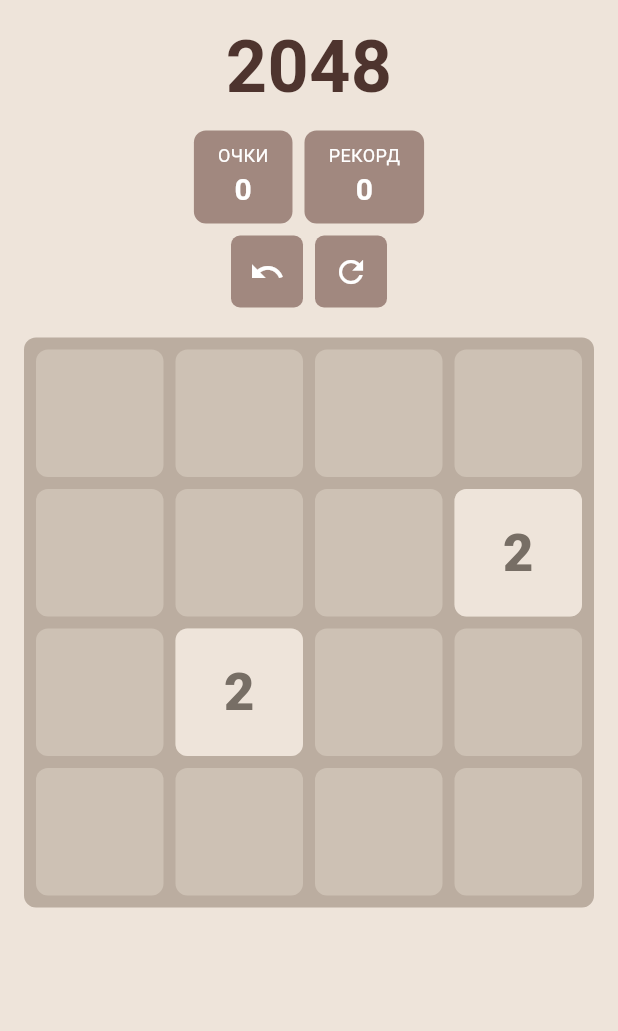
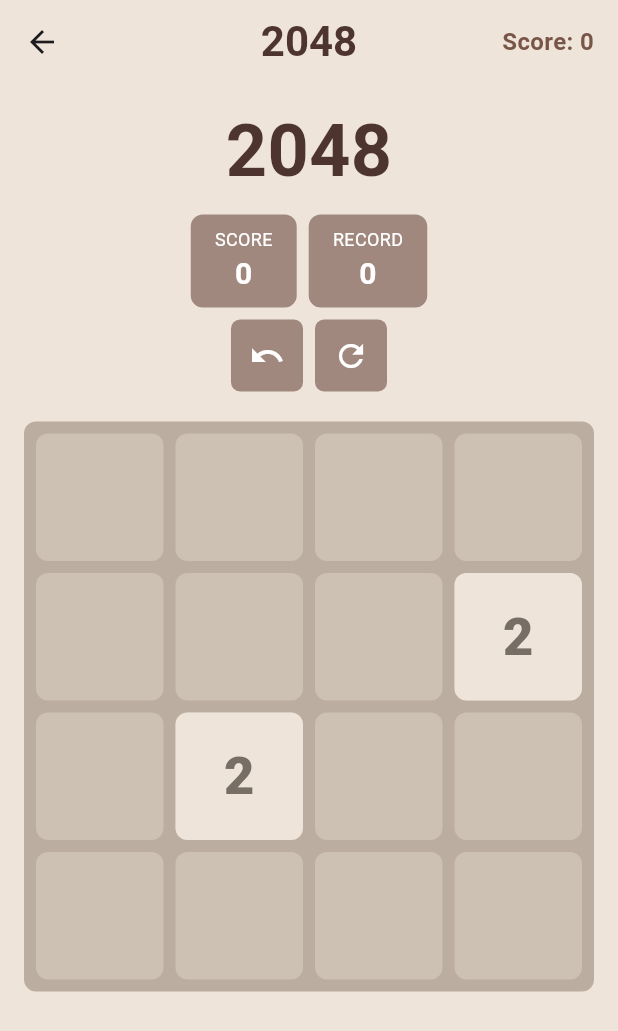
Before and after one commit to Omiromir/Puzzle-2048, a Flutter app: the GamePage screen opened directly, on a phone screen of 412 x 824 dp. Shown: the top 1031 px of the screen. Run offline on Flutter 3.47's test engine with Material 3 defaults, Android fonts, the light colour scheme and no system bars; our stand-ins replace cloud_firestore, firebase_auth, firebase_core, shared_preferences; accounts and stored records are empty; generated files the repository leaves out were written again.

Commit message:
add back button to game page and also made a leaderboard ui template

```diff
--- a/lib/game_page.dart
+++ b/lib/game_page.dart
@@ -8,8 +8,6 @@
 import 'package:shared_preferences/shared_preferences.dart';
 import 'package:firebase_auth/firebase_auth.dart';
 import 'package:cloud_firestore/cloud_firestore.dart';
-
-
 
 enum SwipeDirection { up, down, left, right }
 
@@ -104,9 +102,14 @@
 
     final user = FirebaseAuth.instance.currentUser;
     if (user != null) {
-      final doc = await FirebaseFirestore.instance.collection('users').doc(user.uid).get();
+      final doc = await FirebaseFirestore.instance
+          .collection('users')
+          .doc(user.uid)
+          .get();
       final firebaseBest = doc.data()?['bestScore'] ?? 0;
-      final maxScore = (firebaseBest is int && firebaseBest > localBest) ? firebaseBest : localBest;
+      final maxScore = (firebaseBest is int && firebaseBest > localBest)
+          ? firebaseBest
+          : localBest;
 
       setState(() {
         bestScore = maxScore;
@@ -118,7 +121,6 @@
       });
     }
   }
-
 
   Future<void> _saveBestScore(int score) async {
     final prefs = await SharedPreferences.getInstance();
@@ -282,14 +284,13 @@
       setState(() {
         bestScore = score;
       });
-      await _saveBestScore(score);      // Save locally
-      await _uploadBestScoreToFirebase(score);  // Save remotely
+      await _saveBestScore(score); // Save locally
+      await _uploadBestScoreToFirebase(score); // Save remotely
     }
-    if(mounted) {
+    if (mounted) {
       await showDialog(
         context: context,
-        builder: (_) =>
-            AlertDialog(
+        builder: (_) => AlertDialog(
           title: Text(t.gameOver),
           content: Text("${t.finalScore}: $score"),
           actions: [
@@ -310,7 +311,8 @@
     final user = FirebaseAuth.instance.currentUser;
     if (user == null) return;
 
-    final userDoc = FirebaseFirestore.instance.collection('users').doc(user.uid);
+    final userDoc =
+        FirebaseFirestore.instance.collection('users').doc(user.uid);
 
     try {
       await userDoc.set({'bestScore': score}, SetOptions(merge: true));
@@ -318,7 +320,6 @@
       debugPrint("Failed to upload best score: $e");
     }
   }
-
 
   Widget _buildScoreBox(String label, int value) {
     return Container(
@@ -375,6 +376,40 @@
 
     return Scaffold(
       backgroundColor: tan,
+      appBar: AppBar(
+        backgroundColor: tan,
+        elevation: 0,
+        centerTitle: true,
+        leading: IconButton(
+          icon: const Icon(Icons.arrow_back),
+          onPressed: () {
+            Navigator.of(context).pushReplacementNamed('/main');
+          },
+        ),
+        title: Text(
+          "2048",
+          style: TextStyle(
+            fontSize: 28,
+            fontWeight: FontWeight.bold,
+            color: Colors.brown[800],
+          ),
+        ),
+        actions: [
+          Padding(
+            padding: const EdgeInsets.only(right: 16),
+            child: Center(
+              child: Text(
+                "${t.scoreLabel}: ${NumberFormat.decimalPattern().format(score)}",
+                style: const TextStyle(
+                  fontSize: 16,
+                  fontWeight: FontWeight.w600,
+                  color: Colors.brown,
+                ),
+              ),
+            ),
+          )
+        ],
+      ),
       body: SafeArea(
         child: LayoutBuilder(
           builder: (context, constraints) {
@@ -386,7 +421,11 @@
             const scoresHeight = 60.0;
             const buttonsHeight = 60.0;
             const spacing = 60.0; // for spacing between rows
-            const totalReservedHeight = topPadding + titleHeight + scoresHeight + buttonsHeight + spacing;
+            const totalReservedHeight = topPadding +
+                titleHeight +
+                scoresHeight +
+                buttonsHeight +
+                spacing;
 
             final availableHeightForGrid = screenHeight - totalReservedHeight;
 
@@ -413,8 +452,10 @@
                             y: tileSize * tile.animatedY.value,
                             containerSize: tileSize,
                             size: (tileSize - 8) * tile.size.value,
-                            color: numTileColor[tile.animatedValue.value] ?? tan,
-                            child: Center(child: TileNumber(tile.animatedValue.value)),
+                            color:
+                                numTileColor[tile.animatedValue.value] ?? tan,
+                            child: Center(
+                                child: TileNumber(tile.animatedValue.value)),
                           ),
                   )),
             ];
--- a/lib/l10n/app_en.arb
+++ b/lib/l10n/app_en.arb
@@ -24,7 +24,9 @@
   "gameOver": "Game Over",
   "finalScore": "Final Score",
   "score": "Score: {score}",
-  "scoreLabel": "Очки",
-  "bestLabel": "Рекорд"
+  "scoreLabel": "Score",
+  "name": "Name",
+  "bestLabel": "Record"
+
 
 }
--- a/lib/l10n/app_kk.arb
+++ b/lib/l10n/app_kk.arb
@@ -26,6 +26,7 @@
   "finalScore": "Қорытынды ұпай",
   "score": "Ұпай: {score}",
   "scoreLabel": "Ұпай",
-  "bestLabel": "Үздік"
+  "bestLabel": "Үздік",
+  "name": "Аты"
 
 }
--- a/lib/l10n/app_ru.arb
+++ b/lib/l10n/app_ru.arb
@@ -25,6 +25,8 @@
   "finalScore": "Итоговый счёт",
   "score": "Счёт: {score}",
   "scoreLabel": "Очки",
-  "bestLabel": "Рекорд"
+  "bestLabel": "Рекорд",
+  "name": "Имя"
+
 
 }
```
Also changed, not shown: lib/leaderboard_page.dart (+125 -5 lines). Lines whose indentation alone changed are shown as unchanged.
